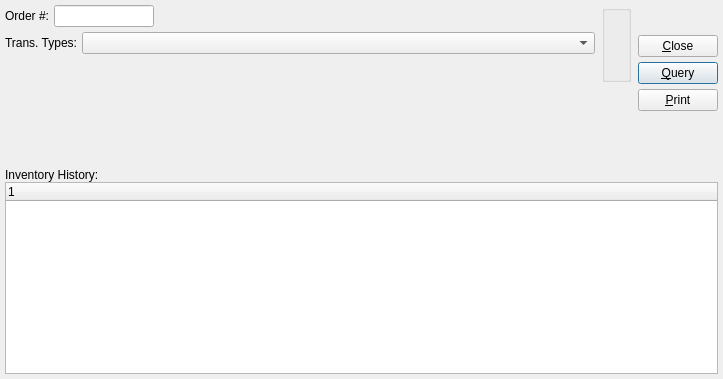
Before: the Qt Designer form guiclient/dspInventoryHistoryByOrderNumber.ui in Pegasus-RPG/xtuple-client, drawn with Qt 5.
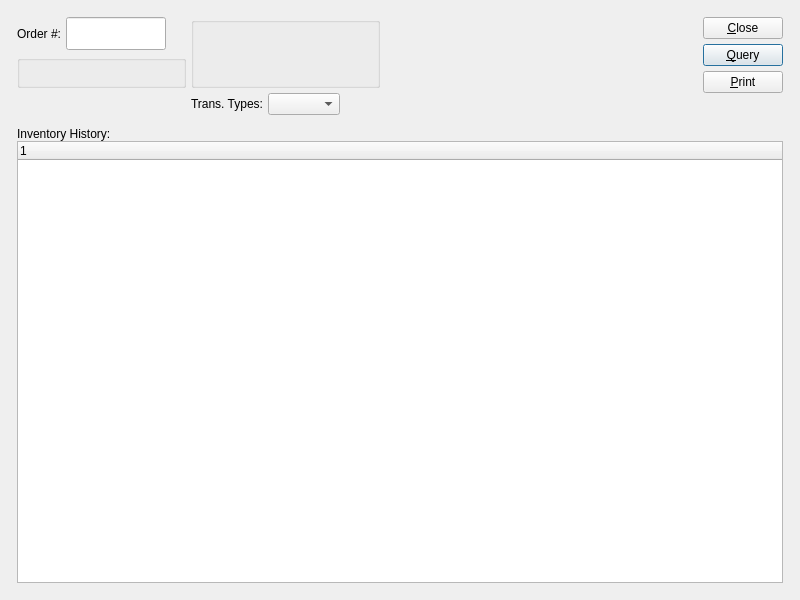
After: the same form once the commit is applied. Custom widgets are drawn as their Qt base class.

```diff
--- a/guiclient/dspInventoryHistoryByOrderNumber.ui
+++ b/guiclient/dspInventoryHistoryByOrderNumber.ui
@@ -8,54 +8,40 @@
    <rect>
     <x>0</x>
     <y>0</y>
-    <width>723</width>
-    <height>379</height>
+    <width>800</width>
+    <height>600</height>
    </rect>
   </property>
   <property name="windowTitle" >
    <string>Inventory History by Order Number</string>
   </property>
-   <layout class="QVBoxLayout" >
-    <item>
-     <layout class="QHBoxLayout" >
-      <property name="margin" >
-       <number>0</number>
-      </property>
-      <property name="spacing" >
-       <number>7</number>
-      </property>
-      <item>
-       <layout class="QVBoxLayout" >
-        <property name="margin" >
-         <number>0</number>
-        </property>
-        <property name="spacing" >
-         <number>0</number>
-        </property>
-        <item>
-         <layout class="QVBoxLayout" >
-          <property name="margin" >
-           <number>0</number>
-          </property>
-          <property name="spacing" >
-           <number>5</number>
-          </property>
-          <item>
+  <layout class="QGridLayout" >
+   <item row="0" column="0" >
+    <layout class="QGridLayout" >
+     <property name="leftMargin" >
+      <number>12</number>
+     </property>
+     <property name="topMargin" >
+      <number>12</number>
+     </property>
+     <property name="rightMargin" >
+      <number>12</number>
+     </property>
+     <property name="bottomMargin" >
+      <number>12</number>
+     </property>
+     <property name="horizontalSpacing" >
+      <number>12</number>
+     </property>
+     <property name="verticalSpacing" >
+      <number>12</number>
+     </property>
+     <item row="0" column="0" >
            <layout class="QHBoxLayout" >
-            <property name="margin" >
-             <number>0</number>
-            </property>
-            <property name="spacing" >
-             <number>0</number>
-            </property>
             <item>
+        <layout class="QGridLayout" >
+         <item row="0" column="0" >
              <layout class="QHBoxLayout" >
-              <property name="margin" >
-               <number>0</number>
-              </property>
-              <property name="spacing" >
-               <number>5</number>
-              </property>
               <item>
                <widget class="QLabel" name="_orderNumberLit" >
                 <property name="text" >
@@ -69,9 +55,7 @@
               <item>
                <widget class="XLineEdit" name="_orderNumber" >
                 <property name="sizePolicy" >
-                 <sizepolicy>
-                  <hsizetype>5</hsizetype>
-                  <vsizetype>0</vsizetype>
+              <sizepolicy vsizetype="Fixed" hsizetype="Preferred" >
                   <horstretch>0</horstretch>
                   <verstretch>0</verstretch>
                  </sizepolicy>
@@ -84,8 +68,6 @@
                 </property>
                </widget>
               </item>
-             </layout>
-            </item>
             <item>
              <spacer>
               <property name="orientation" >
@@ -104,14 +86,27 @@
             </item>
            </layout>
           </item>
-          <item>
+         <item rowspan="2" row="0" column="1" >
+          <widget class="QGroupBox" name="_dateGroup" >
+           <property name="title" >
+            <string/>
+           </property>
+           <layout class="QGridLayout" >
+            <item row="0" column="0" >
+             <widget class="DateCluster" name="_dates" />
+            </item>
+           </layout>
+          </widget>
+         </item>
+         <item row="1" column="0" >
+          <widget class="WarehouseGroup" name="_warehouse" >
+           <property name="title" >
+            <string/>
+           </property>
+          </widget>
+         </item>
+         <item row="2" column="1" >
            <layout class="QHBoxLayout" >
-            <property name="margin" >
-             <number>0</number>
-            </property>
-            <property name="spacing" >
-             <number>5</number>
-            </property>
             <item>
              <widget class="QLabel" name="_transTypeLit" >
               <property name="text" >
@@ -125,15 +120,26 @@
             <item>
              <widget class="XComboBox" name="_transType" >
               <property name="sizePolicy" >
-               <sizepolicy>
-                <hsizetype>7</hsizetype>
-                <vsizetype>0</vsizetype>
+              <sizepolicy vsizetype="Fixed" hsizetype="Expanding" >
                 <horstretch>0</horstretch>
                 <verstretch>0</verstretch>
                </sizepolicy>
               </property>
              </widget>
             </item>
+           <item>
+            <spacer>
+             <property name="orientation" >
+              <enum>Qt::Horizontal</enum>
+             </property>
+             <property name="sizeHint" >
+              <size>
+               <width>40</width>
+               <height>20</height>
+              </size>
+             </property>
+            </spacer>
+           </item>
            </layout>
           </item>
          </layout>
@@ -141,77 +147,26 @@
         <item>
          <spacer>
           <property name="orientation" >
-           <enum>Qt::Vertical</enum>
+          <enum>Qt::Horizontal</enum>
+         </property>
+         <property name="sizeType" >
+          <enum>QSizePolicy::Expanding</enum>
           </property>
           <property name="sizeHint" >
            <size>
             <width>16</width>
-            <height>16</height>
+           <height>65</height>
            </size>
           </property>
          </spacer>
         </item>
-       </layout>
-      </item>
       <item>
        <layout class="QVBoxLayout" >
-        <property name="margin" >
-         <number>0</number>
-        </property>
         <property name="spacing" >
-         <number>5</number>
-        </property>
-        <item>
-         <widget class="WarehouseGroup" name="_warehouse" >
-          <property name="title" >
-           <string/>
-          </property>
-         </widget>
-        </item>
-        <item>
-         <layout class="QHBoxLayout" >
-          <property name="margin" >
            <number>0</number>
           </property>
-          <property name="spacing" >
-           <number>0</number>
-          </property>
           <item>
-           <widget class="DateCluster" name="_dates" />
-          </item>
-          <item>
-           <spacer>
-            <property name="orientation" >
-             <enum>Qt::Horizontal</enum>
-            </property>
-            <property name="sizeType" >
-             <enum>QSizePolicy::Preferred</enum>
-            </property>
-            <property name="sizeHint" >
-             <size>
-              <width>0</width>
-              <height>20</height>
-             </size>
-            </property>
-           </spacer>
-          </item>
-         </layout>
-        </item>
-       </layout>
-      </item>
-      <item>
        <layout class="QVBoxLayout" >
-        <property name="margin" >
-         <number>0</number>
-        </property>
-        <property name="spacing" >
-         <number>0</number>
-        </property>
-        <item>
-         <layout class="QVBoxLayout" >
-          <property name="margin" >
-           <number>0</number>
-          </property>
           <property name="spacing" >
            <number>5</number>
           </property>
@@ -256,7 +211,7 @@
            <enum>Qt::Vertical</enum>
           </property>
           <property name="sizeType" >
-           <enum>QSizePolicy::Preferred</enum>
+            <enum>QSizePolicy::Expanding</enum>
           </property>
           <property name="sizeHint" >
            <size>
@@ -270,11 +225,35 @@
       </item>
      </layout>
     </item>
-    <item>
+     <item row="1" column="0" >
+      <widget class="QFrame" name="_frame" >
+       <property name="sizePolicy" >
+        <sizepolicy vsizetype="Preferred" hsizetype="Preferred" >
+         <horstretch>0</horstretch>
+         <verstretch>1</verstretch>
+        </sizepolicy>
+       </property>
+       <property name="frameShape" >
+        <enum>QFrame::NoFrame</enum>
+       </property>
+       <property name="frameShadow" >
+        <enum>QFrame::Raised</enum>
+       </property>
+       <layout class="QGridLayout" >
+        <property name="leftMargin" >
+         <number>0</number>
+        </property>
+        <property name="topMargin" >
+         <number>0</number>
+        </property>
+        <property name="rightMargin" >
+         <number>0</number>
+        </property>
+        <property name="bottomMargin" >
+         <number>0</number>
+        </property>
+        <item row="0" column="0" >
      <layout class="QVBoxLayout" >
-      <property name="margin" >
-       <number>0</number>
-      </property>
       <property name="spacing" >
        <number>0</number>
       </property>
@@ -292,9 +271,24 @@
     </item>
    </layout>
  </widget>
+     </item>
+    </layout>
+   </item>
+  </layout>
+ </widget>
  <layoutdefault spacing="5" margin="5" />
  <pixmapfunction>qPixmapFromMimeSource</pixmapfunction>
  <customwidgets>
+  <customwidget>
+   <class>DateCluster</class>
+   <extends>QWidget</extends>
+   <header>datecluster.h</header>
+  </customwidget>
+  <customwidget>
+   <class>WarehouseGroup</class>
+   <extends>QGroupBox</extends>
+   <header>warehousegroup.h</header>
+  </customwidget>
   <customwidget>
    <class>XComboBox</class>
    <extends>QComboBox</extends>
@@ -306,29 +300,11 @@
    <class>XLineEdit</class>
    <extends>QLineEdit</extends>
    <header>xlineedit.h</header>
-   <container>0</container>
-   <pixmap></pixmap>
-  </customwidget>
-  <customwidget>
-   <class>DateCluster</class>
-   <extends>QWidget</extends>
-   <header>datecluster.h</header>
-   <container>0</container>
-   <pixmap></pixmap>
   </customwidget>
   <customwidget>
    <class>XTreeWidget</class>
    <extends>QTreeWidget</extends>
    <header>xtreewidget.h</header>
-   <container>0</container>
-   <pixmap></pixmap>
-  </customwidget>
-  <customwidget>
-   <class>WarehouseGroup</class>
-   <extends>QGroupBox</extends>
-   <header>warehousegroup.h</header>
-   <container>0</container>
-   <pixmap></pixmap>
   </customwidget>
  </customwidgets>
  <tabstops>
```
Left out of the diff: 6 changed lines with no effect on the pictures. Lines whose indentation alone changed are shown as unchanged.
